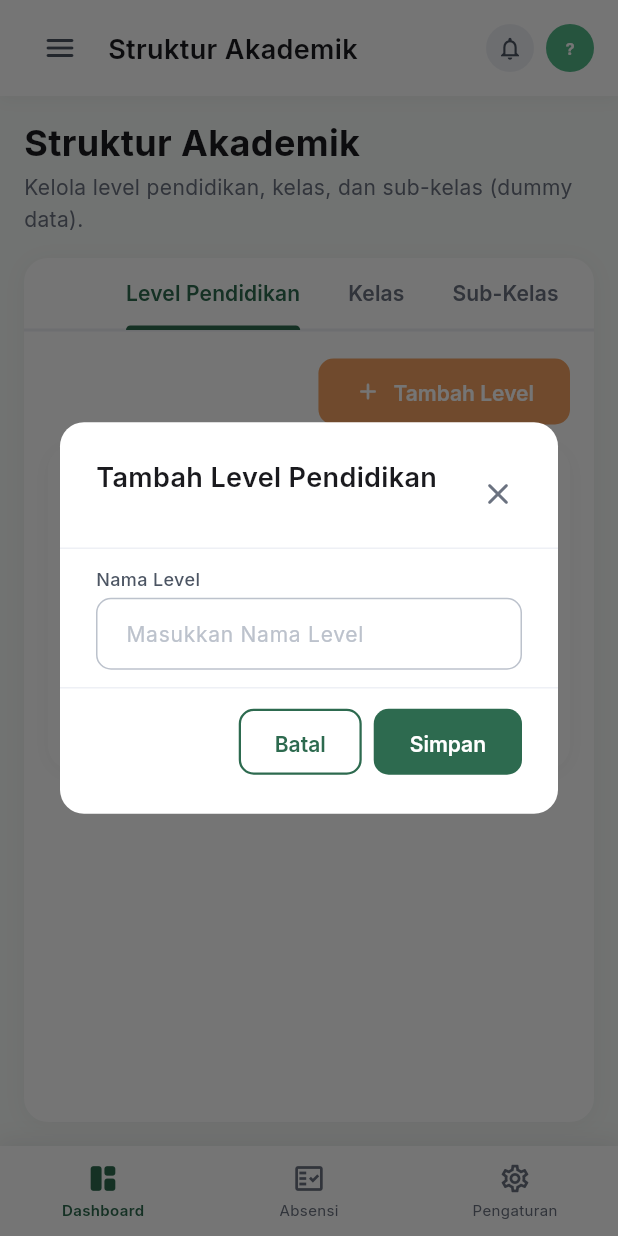
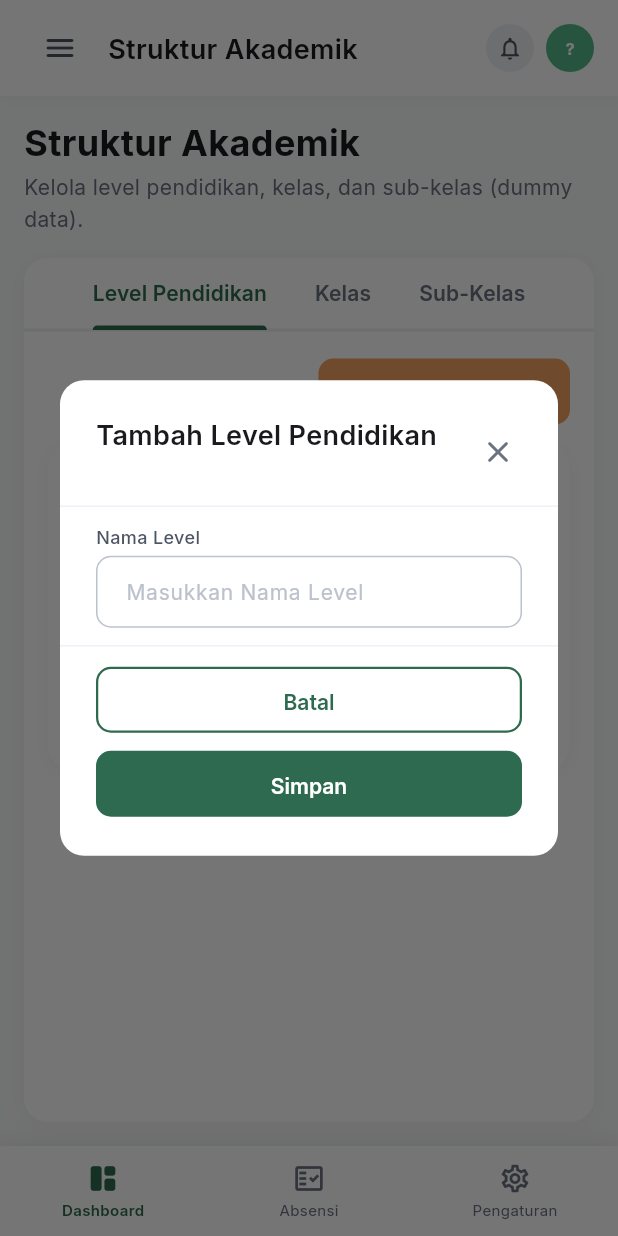
Before and after one commit to Anompuja/eduaccess, a Flutter app: the AcademicScreen screen opened by its route, after a tap on "Tambah Level", on a phone screen of 412 x 824 dp. Run offline on Flutter 3.47's test engine with Material 3 defaults, Android fonts, the phone set to English and light mode, and no system bars; our stand-ins replace dio, equatable, fl_chart, flutter_riverpod, flutter_secure_storage, fpdart and 3 more; accounts and stored records are empty; network calls fail.

Commit message:
fix(responsive): stabilize cross-device layout and center academic tabs

```diff
--- a/lib/core/widgets/app_dialog.dart
+++ b/lib/core/widgets/app_dialog.dart
@@ -60,12 +60,16 @@ class AppDialog extends StatelessWidget {
                       children: [
                         Text(title,
                             style: AppTextStyles.h4
-                                .copyWith(color: AppColors.neutral900)),
+                                .copyWith(color: AppColors.neutral900),
+                            maxLines: 2,
+                            overflow: TextOverflow.ellipsis),
                         if (subtitle != null) ...[
                           const SizedBox(height: 4),
                           Text(subtitle!,
                               style: AppTextStyles.bodySm
-                                  .copyWith(color: AppColors.neutral500)),
+                                  .copyWith(color: AppColors.neutral500),
+                              maxLines: 2,
+                              overflow: TextOverflow.ellipsis),
                         ],
                       ],
                     ),
@@ -92,14 +96,28 @@ class AppDialog extends StatelessWidget {
               Padding(
                 padding: const EdgeInsets.fromLTRB(
                     AppSpacing.xl, 0, AppSpacing.xl, AppSpacing.xl),
-                child: Row(
-                  mainAxisAlignment: MainAxisAlignment.end,
-                  children: actions
-                      .map((a) => Padding(
-                            padding: const EdgeInsets.only(left: AppSpacing.sm),
-                            child: a,
-                          ))
-                      .toList(),
+                child: LayoutBuilder(
+                  builder: (context, constraints) {
+                    final isCompact = constraints.maxWidth < 420;
+                    if (isCompact) {
+                      return Column(
+                        crossAxisAlignment: CrossAxisAlignment.stretch,
+                        children: [
+                          for (var i = 0; i < actions.length; i++) ...[
+                            actions[i],
+                            if (i != actions.length - 1) const SizedBox(height: AppSpacing.sm),
+                          ],
+                        ],
+                      );
+                    }
+
+                    return Wrap(
+                      alignment: WrapAlignment.end,
+                      spacing: AppSpacing.sm,
+                      runSpacing: AppSpacing.sm,
+                      children: actions,
+                    );
+                  },
                 ),
               ),
             ] else
--- a/lib/core/widgets/app_layout.dart
+++ b/lib/core/widgets/app_layout.dart
@@ -70,9 +70,9 @@ class _MobileLayout extends ConsumerWidget {
   Widget build(BuildContext context, WidgetRef ref) {
     final location = GoRouterState.of(context).matchedLocation;
     final role = ref.watch(currentUserProvider)?.role ?? UserRole.staff;
-    // showBottomNav is true only for mobile — tablet has no bottom nav
-    final isMobileSize = showBottomNav;
-    final topbarHeight = isMobileSize ? 64.0 : 72.0;
+    // showBottomNav stays mobile-only; tablet keeps drawer + compact topbar.
+    const useCompactTopbar = true;
+    const topbarHeight = 64.0;
 
     return Scaffold(
       backgroundColor: AppColors.bgPage,
@@ -81,7 +81,7 @@ class _MobileLayout extends ConsumerWidget {
         child: Builder(
           builder: (ctx) => AppTopbar(
             onMenuPressed: () => Scaffold.of(ctx).openDrawer(),
-            isMobile: isMobileSize,
+            isMobile: useCompactTopbar,
             inAppBar: true,
           ),
         ),
--- a/lib/core/widgets/app_topbar.dart
+++ b/lib/core/widgets/app_topbar.dart
@@ -130,6 +130,7 @@ class AppTopbar extends ConsumerWidget {
                 info.title,
                 style: (isMobile ? AppTextStyles.h4 : AppTextStyles.h3)
                     .copyWith(color: AppColors.neutral900),
+                maxLines: 1,
                 overflow: TextOverflow.ellipsis,
               ),
               if (!isMobile && info.subtitle.isNotEmpty)
@@ -138,6 +139,8 @@ class AppTopbar extends ConsumerWidget {
                   style: AppTextStyles.bodySm.copyWith(
                     color: AppColors.neutral500,
                   ),
+                  maxLines: 1,
+                  overflow: TextOverflow.ellipsis,
                 ),
             ],
           ),
--- a/lib/features/academic/presentation/screens/academic_screen.dart
+++ b/lib/features/academic/presentation/screens/academic_screen.dart
@@ -49,11 +49,11 @@ class _AcademicScreenState extends State<AcademicScreen>
 
   @override
   Widget build(BuildContext context) {
-    final isMobile = Responsive.isMobile(context);
+    final isCompact = Responsive.isMobile(context) || Responsive.isTablet(context);
 
     return Padding(
       padding:
-          isMobile ? const EdgeInsets.all(AppSpacing.lg) : AppSpacing.pagePadding,
+          isCompact ? const EdgeInsets.all(AppSpacing.lg) : AppSpacing.pagePadding,
       child: Column(
         crossAxisAlignment: CrossAxisAlignment.start,
         children: [
@@ -74,7 +74,12 @@ class _AcademicScreenState extends State<AcademicScreen>
                 children: [
                   TabBar(
                     controller: _tabController,
-                    isScrollable: isMobile,
+                    isScrollable: isCompact,
+                    tabAlignment:
+                        isCompact ? TabAlignment.center : TabAlignment.fill,
+                    labelPadding: isCompact
+                        ? const EdgeInsets.symmetric(horizontal: AppSpacing.lg)
+                        : null,
                     labelColor: AppColors.primary700,
                     unselectedLabelColor: AppColors.neutral500,
                     indicatorColor: AppColors.primary700,
@@ -91,8 +96,8 @@ class _AcademicScreenState extends State<AcademicScreen>
                       controller: _tabController,
                       children: [
                         _buildLevelTab(),
-                        _buildClassTab(isMobile),
-                        _buildSubClassTab(isMobile),
+                        _buildClassTab(isCompact),
+                        _buildSubClassTab(isCompact),
                       ],
                     ),
                   ),
@@ -322,6 +327,7 @@ class _AcademicScreenState extends State<AcademicScreen>
       padding: const EdgeInsets.all(AppSpacing.md),
       child: LayoutBuilder(
         builder: (context, constraints) {
+          final isCompact = Responsive.isMobile(context) || Responsive.isTablet(context);
           return SingleChildScrollView(
             scrollDirection: Axis.horizontal,
             child: ConstrainedBox(
@@ -329,11 +335,11 @@ class _AcademicScreenState extends State<AcademicScreen>
               child: Theme(
                 data: Theme.of(context).copyWith(dividerColor: AppColors.neutral100),
                 child: DataTable(
-                  columnSpacing: Responsive.isMobile(context) ? 12 : 24,
+                  columnSpacing: isCompact ? 12 : 24,
                   horizontalMargin: AppSpacing.md,
-                  headingRowHeight: Responsive.isMobile(context) ? 42 : 48,
-                  dataRowMinHeight: Responsive.isMobile(context) ? 50 : 54,
-                  dataRowMaxHeight: Responsive.isMobile(context) ? 50 : 54,
+                  headingRowHeight: isCompact ? 42 : 48,
+                  dataRowMinHeight: isCompact ? 50 : 54,
+                  dataRowMaxHeight: isCompact ? 50 : 54,
                   dividerThickness: 1,
                   headingTextStyle: AppTextStyles.label.copyWith(
                     color: AppColors.neutral700,
```
Also changed, not shown: lib/features/class_promotion/presentation/screens/class_promotion_screen.dart (+4 -4 lines), lib/features/payment/presentation/screens/payment_screen.dart (+8 -7 lines), lib/features/reports/presentation/screens/reports_screen.dart (+26 -4 lines), lib/features/school/presentation/screens/school_screen.dart (+9 -8 lines), lib/features/student_tracking/presentation/screens/student_tracking_screen.dart (+8 -7 lines), lib/features/subscription/presentation/screens/subscription_screen.dart (+4 -4 lines).
